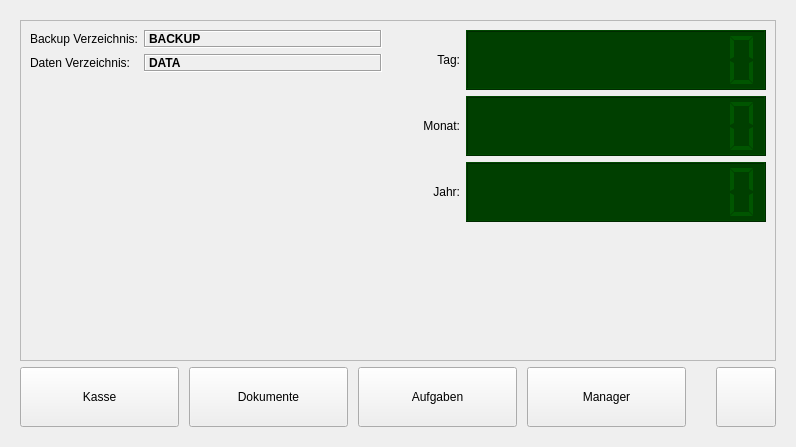
Old version of the form src/ui/qrkhome.ui in the repository todvora/qrk-registrier-kasse.
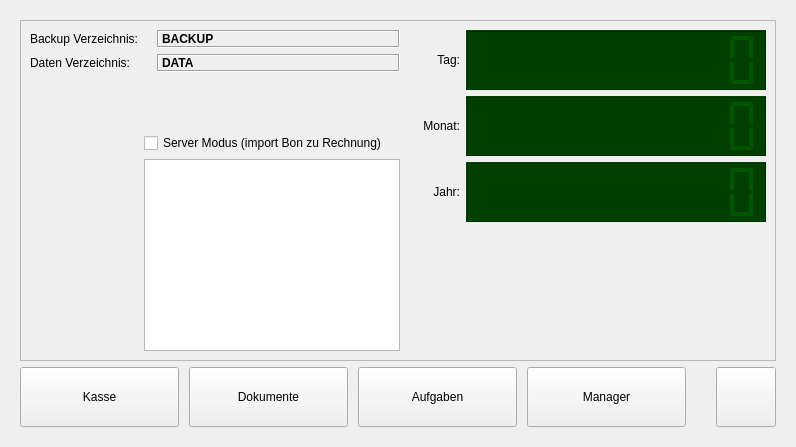
New version of the form. Icons and pictures are not drawn.

Patch:
```diff
--- a/src/ui/qrkhome.ui
+++ b/src/ui/qrkhome.ui
@@ -47,32 +47,6 @@
                  </item>
                  <item row="0" column="1">
                   <layout class="QHBoxLayout" name="horizontalLayout_3">
-                   <item>
-                    <widget class="QLabel" name="backupDirLabel">
-                     <property name="sizePolicy">
-                      <sizepolicy hsizetype="Expanding" vsizetype="Preferred">
-                       <horstretch>0</horstretch>
-                       <verstretch>0</verstretch>
-                      </sizepolicy>
-                     </property>
-                     <property name="font">
-                      <font>
-                       <family>Arial</family>
-                       <weight>75</weight>
-                       <bold>true</bold>
-                      </font>
-                     </property>
-                     <property name="frameShape">
-                      <enum>QFrame::Box</enum>
-                     </property>
-                     <property name="frameShadow">
-                      <enum>QFrame::Sunken</enum>
-                     </property>
-                     <property name="text">
-                      <string>BACKUP</string>
-                     </property>
-                    </widget>
-                   </item>
                    <item>
                     <widget class="QLabel" name="backupDirIconLabel">
                      <property name="sizePolicy">
@@ -98,6 +72,32 @@
                      </property>
                     </widget>
                    </item>
+                   <item>
+                    <widget class="QLabel" name="backupDirLabel">
+                     <property name="sizePolicy">
+                      <sizepolicy hsizetype="Expanding" vsizetype="Preferred">
+                       <horstretch>0</horstretch>
+                       <verstretch>0</verstretch>
+                      </sizepolicy>
+                     </property>
+                     <property name="font">
+                      <font>
+                       <family>Arial</family>
+                       <weight>75</weight>
+                       <bold>true</bold>
+                      </font>
+                     </property>
+                     <property name="frameShape">
+                      <enum>QFrame::Box</enum>
+                     </property>
+                     <property name="frameShadow">
+                      <enum>QFrame::Sunken</enum>
+                     </property>
+                     <property name="text">
+                      <string>BACKUP</string>
+                     </property>
+                    </widget>
+                   </item>
                   </layout>
                  </item>
                  <item row="1" column="0">
@@ -109,6 +109,28 @@
                  </item>
                  <item row="1" column="1">
                   <layout class="QHBoxLayout" name="horizontalLayout_4">
+                   <item>
+                    <widget class="QLabel" name="dataDirIconLabel">
+                     <property name="sizePolicy">
+                      <sizepolicy hsizetype="Preferred" vsizetype="Preferred">
+                       <horstretch>0</horstretch>
+                       <verstretch>0</verstretch>
+                      </sizepolicy>
+                     </property>
+                     <property name="frameShape">
+                      <enum>QFrame::NoFrame</enum>
+                     </property>
+                     <property name="frameShadow">
+                      <enum>QFrame::Raised</enum>
+                     </property>
+                     <property name="text">
+                      <string/>
+                     </property>
+                     <property name="pixmap">
+                      <pixmap resource="../qrk.qrc">:/icons/ok.png</pixmap>
+                     </property>
+                    </widget>
+                   </item>
                    <item>
                     <widget class="QLabel" name="dataDirlabel">
                      <property name="sizePolicy">
@@ -135,30 +157,31 @@
                      </property>
                     </widget>
                    </item>
-                   <item>
-                    <widget class="QLabel" name="dataDirIconLabel">
-                     <property name="sizePolicy">
-                      <sizepolicy hsizetype="Preferred" vsizetype="Preferred">
-                       <horstretch>0</horstretch>
-                       <verstretch>0</verstretch>
-                      </sizepolicy>
-                     </property>
-                     <property name="frameShape">
-                      <enum>QFrame::NoFrame</enum>
-                     </property>
-                     <property name="frameShadow">
-                      <enum>QFrame::Raised</enum>
-                     </property>
-                     <property name="text">
-                      <string/>
-                     </property>
-                     <property name="pixmap">
-                      <pixmap resource="../qrk.qrc">:/icons/ok.png</pixmap>
-                     </property>
-                    </widget>
-                   </item>
                   </layout>
                  </item>
+                 <item row="6" column="1">
+                  <widget class="QListWidget" name="importWidget"/>
+                 </item>
+                 <item row="5" column="1">
+                  <widget class="QCheckBox" name="serverModeCheckBox">
+                   <property name="text">
+                    <string>Server Modus (import Bon zu Rechnung)</string>
+                   </property>
+                  </widget>
+                 </item>
+                 <item row="4" column="1">
+                  <spacer name="verticalSpacer_2">
+                   <property name="orientation">
+                    <enum>Qt::Vertical</enum>
+                   </property>
+                   <property name="sizeHint" stdset="0">
+                    <size>
+                     <width>20</width>
+                     <height>40</height>
+                    </size>
+                   </property>
+                  </spacer>
+                 </item>
                 </layout>
                </item>
               </layout>
```
